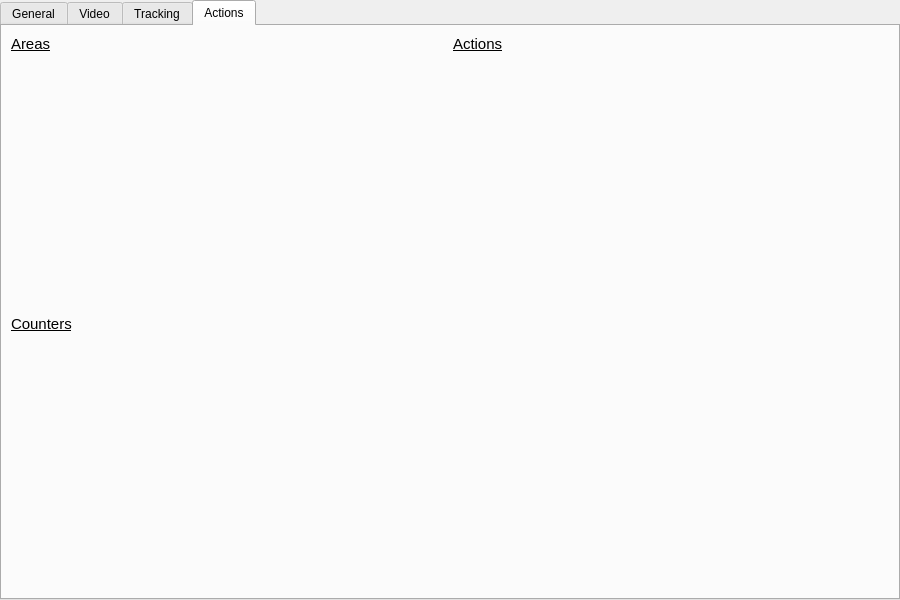
Before: the Qt Designer form gui/configwindow.ui in fgu-cas/kachna-tracker, drawn with Qt 5.
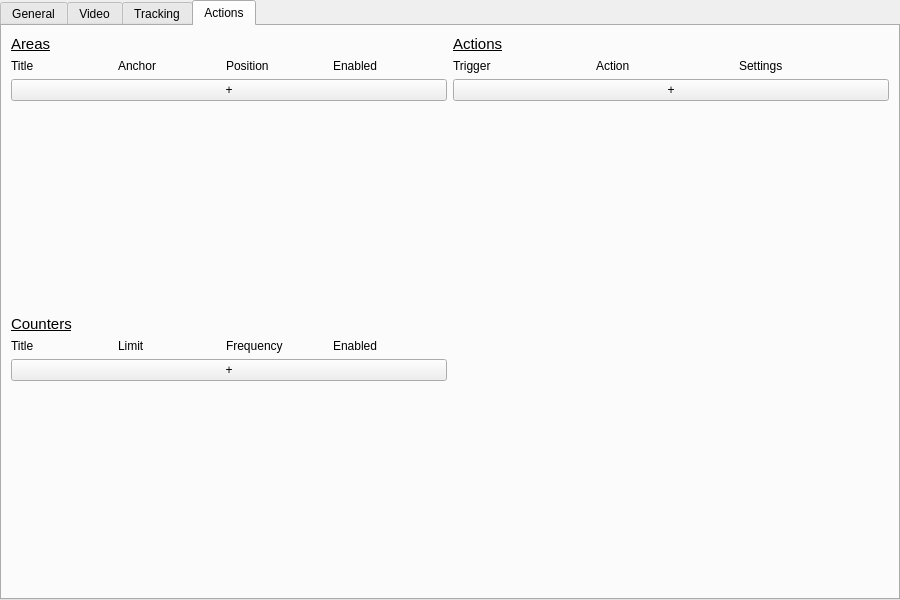
After: the same form once the commit is applied. The open tabs and pages were chosen to show the change. Custom widgets are drawn as their Qt base class.

```diff
--- a/gui/configwindow.ui
+++ b/gui/configwindow.ui
@@ -1165,7 +1165,7 @@
    </attribute>
    <layout class="QHBoxLayout" name="horizontalLayout_21" stretch="1,1">
     <item>
-     <layout class="QVBoxLayout" name="verticalLayout_11" stretch="0,5,0,5">
+     <layout class="QVBoxLayout" name="verticalLayout_11" stretch="0,0,0,0">
       <item>
        <widget class="QLabel" name="label_43">
         <property name="text">
@@ -1174,7 +1174,53 @@
        </widget>
       </item>
       <item>
-       <layout class="QVBoxLayout" name="areasLayout">
+       <layout class="QVBoxLayout" name="areaOuterLayout">
+        <item>
+         <layout class="QGridLayout" name="areaLayout" columnstretch="1,1,1,1,0">
+          <item row="0" column="1">
+           <widget class="QLabel" name="label_40">
+            <property name="text">
+             <string>Anchor</string>
+            </property>
+           </widget>
+          </item>
+          <item row="0" column="2">
+           <widget class="QLabel" name="label_41">
+            <property name="text">
+             <string>Position</string>
+            </property>
+           </widget>
+          </item>
+          <item row="0" column="0">
+           <widget class="QLabel" name="label_33">
+            <property name="text">
+             <string>Title</string>
+            </property>
+           </widget>
+          </item>
+          <item row="0" column="3">
+           <widget class="QLabel" name="label_48">
+            <property name="text">
+             <string>Enabled</string>
+            </property>
+           </widget>
+          </item>
+          <item row="0" column="4">
+           <widget class="QLabel" name="label_53">
+            <property name="text">
+             <string/>
+            </property>
+           </widget>
+          </item>
+         </layout>
+        </item>
+        <item>
+         <widget class="QPushButton" name="areaAddButton">
+          <property name="text">
+           <string>+</string>
+          </property>
+         </widget>
+        </item>
         <item>
          <spacer name="verticalSpacer_9">
           <property name="orientation">
@@ -1198,7 +1244,53 @@
        </widget>
       </item>
       <item>
-       <layout class="QVBoxLayout" name="counterLayout">
+       <layout class="QVBoxLayout" name="counterOuterLayout">
+        <item>
+         <layout class="QGridLayout" name="counterLayout" columnstretch="1,1,1,1,0">
+          <item row="0" column="0">
+           <widget class="QLabel" name="label_42">
+            <property name="text">
+             <string>Title</string>
+            </property>
+           </widget>
+          </item>
+          <item row="0" column="1">
+           <widget class="QLabel" name="label_45">
+            <property name="text">
+             <string>Limit</string>
+            </property>
+           </widget>
+          </item>
+          <item row="0" column="2">
+           <widget class="QLabel" name="label_47">
+            <property name="text">
+             <string>Frequency</string>
+            </property>
+           </widget>
+          </item>
+          <item row="0" column="3">
+           <widget class="QLabel" name="label_49">
+            <property name="text">
+             <string>Enabled</string>
+            </property>
+           </widget>
+          </item>
+          <item row="0" column="4">
+           <widget class="QLabel" name="label_54">
+            <property name="text">
+             <string/>
+            </property>
+           </widget>
+          </item>
+         </layout>
+        </item>
+        <item>
+         <widget class="QPushButton" name="counterAddButton">
+          <property name="text">
+           <string>+</string>
+          </property>
+         </widget>
+        </item>
         <item>
          <spacer name="verticalSpacer_8">
           <property name="orientation">
@@ -1217,7 +1309,7 @@
      </layout>
     </item>
     <item>
-     <layout class="QVBoxLayout" name="verticalLayout_12" stretch="0,1">
+     <layout class="QVBoxLayout" name="verticalLayout_12" stretch="0,0">
       <item>
        <widget class="QLabel" name="label_46">
         <property name="text">
@@ -1226,7 +1318,49 @@
        </widget>
       </item>
       <item>
-       <layout class="QVBoxLayout" name="actionsLayout">
+       <layout class="QVBoxLayout" name="actionOuterLayout">
+        <item>
+         <layout class="QGridLayout" name="actionLayout" columnstretch="1,1,1,0">
+          <property name="horizontalSpacing">
+           <number>6</number>
+          </property>
+          <item row="0" column="1">
+           <widget class="QLabel" name="label_51">
+            <property name="text">
+             <string>Action</string>
+            </property>
+           </widget>
+          </item>
+          <item row="0" column="2">
+           <widget class="QLabel" name="label_52">
+            <property name="text">
+             <string>Settings</string>
+            </property>
+           </widget>
+          </item>
+          <item row="0" column="0">
+           <widget class="QLabel" name="label_50">
+            <property name="text">
+             <string>Trigger</string>
+            </property>
+           </widget>
+          </item>
+          <item row="0" column="3">
+           <widget class="QLabel" name="label_55">
+            <property name="text">
+             <string/>
+            </property>
+           </widget>
+          </item>
+         </layout>
+        </item>
+        <item>
+         <widget class="QPushButton" name="actionAddButton">
+          <property name="text">
+           <string>+</string>
+          </property>
+         </widget>
+        </item>
         <item>
          <spacer name="verticalSpacer_7">
           <property name="orientation">
```
Left out of the diff: 60 changed lines with no effect on the pictures.
